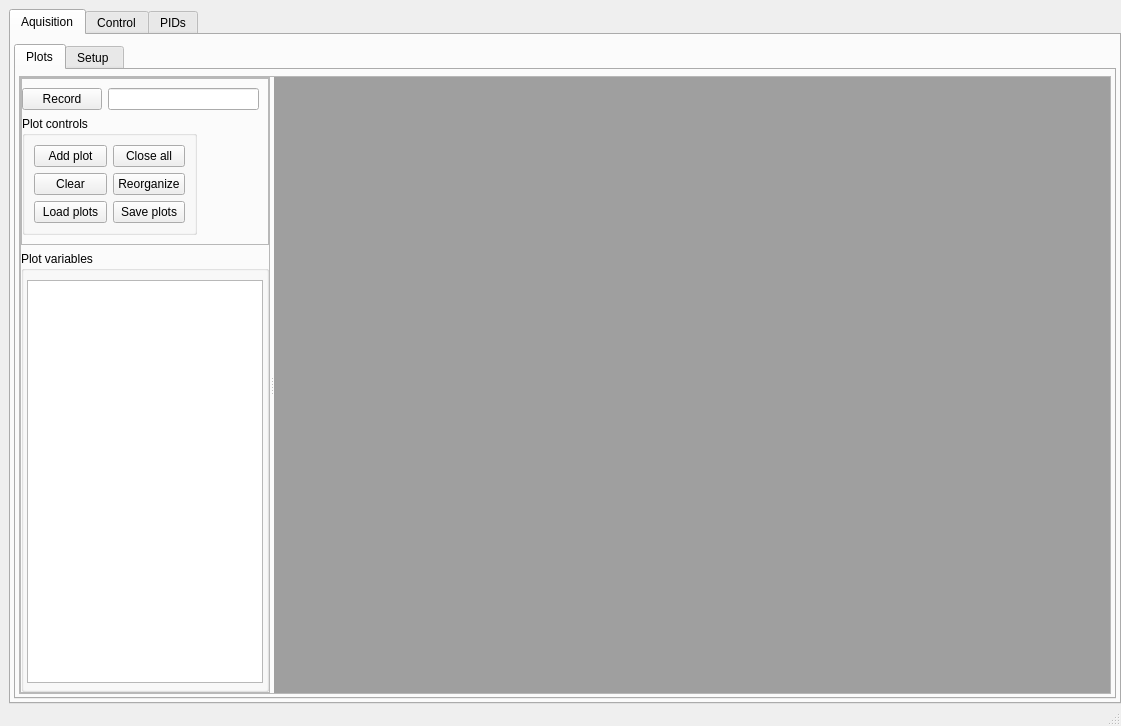
The window that ui.ui (vitorliston/PyDAQ) describes before a commit, drawn with Qt 5.
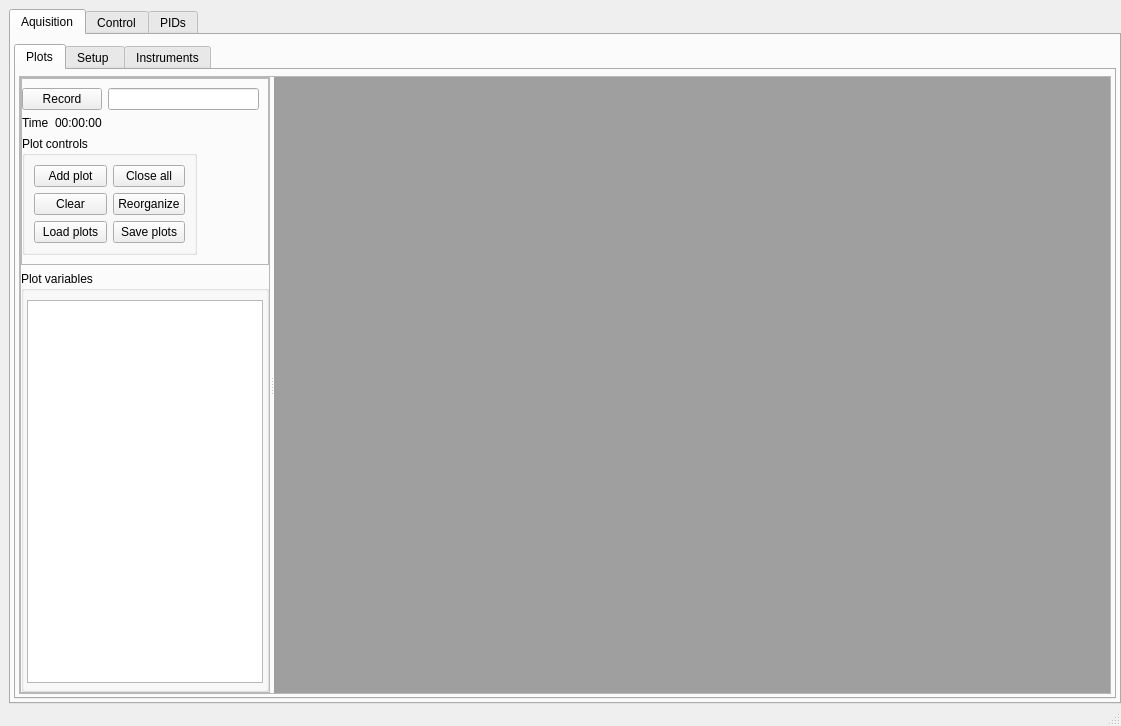
The same window after the commit. The open tabs and pages were chosen to show the change.

Commit message: Major changes: - Saving to csv is now done in separate thread to maintain aquisition interval - Inverter class instantiation is now done inside inverter thread - Inverter RPM is set inside inverter thread to prevent lags - Custom vars can now be commented with # - Custom vars return 0 when exception happens - Exception whe setting moving average in plots makes plot be plotted normally - Enabled variable dragging and color gradient for temperature variables

```diff
--- a/ui.ui
+++ b/ui.ui
@@ -173,7 +173,10 @@
                         <property name="sizeAdjustPolicy">
                          <enum>QAbstractScrollArea::AdjustToContents</enum>
                         </property>
-                        <property name="alternatingRowColors">
+                        <property name="dragEnabled">
+                         <bool>true</bool>
+                        </property>
+                        <property name="dragDropOverwriteMode">
                          <bool>false</bool>
                         </property>
                         <property name="indentation">
@@ -230,7 +233,10 @@
                       <property name="leftMargin">
                        <number>0</number>
                       </property>
-                      <item row="1" column="0" colspan="2">
+                      <item row="0" column="1">
+                       <widget class="QLineEdit" name="savefilepath"/>
+                      </item>
+                      <item row="3" column="0" colspan="2">
                        <widget class="QGroupBox" name="groupBox_6">
                         <property name="minimumSize">
                          <size>
@@ -315,8 +321,23 @@
                         </property>
                        </widget>
                       </item>
-                      <item row="0" column="1">
-                       <widget class="QLineEdit" name="savefilepath"/>
+                      <item row="2" column="0" colspan="2">
+                       <layout class="QFormLayout" name="formLayout_6">
+                        <item row="0" column="0">
+                         <widget class="QLabel" name="label_2">
+                          <property name="text">
+                           <string>Time</string>
+                          </property>
+                         </widget>
+                        </item>
+                        <item row="0" column="1">
+                         <widget class="QLabel" name="record_time">
+                          <property name="text">
+                           <string>00:00:00</string>
+                          </property>
+                         </widget>
+                        </item>
+                       </layout>
                       </item>
                      </layout>
                     </widget>
@@ -623,6 +644,16 @@
             </item>
            </layout>
           </widget>
+          <widget class="QWidget" name="tab_7">
+           <attribute name="title">
+            <string>Instruments</string>
+           </attribute>
+           <layout class="QGridLayout" name="gridLayout_17">
+            <item row="0" column="0">
+             <widget class="QMdiArea" name="mdi_instruments"/>
+            </item>
+           </layout>
+          </widget>
          </widget>
         </item>
        </layout>
```
Left out of the diff: 17 changed lines with no effect on the pictures. The commit also changes 10 other files.
